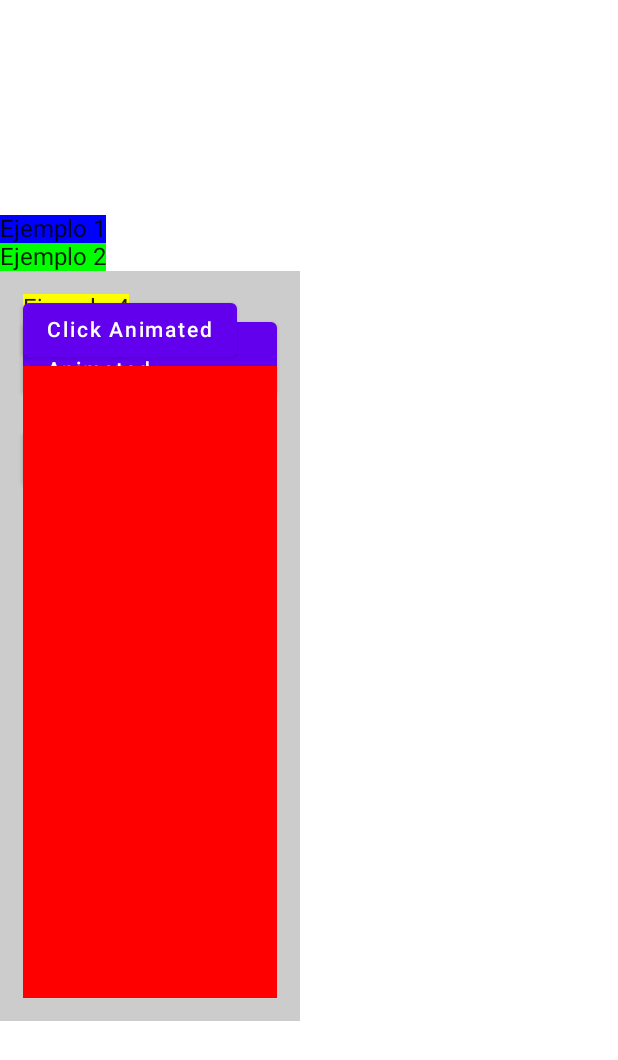
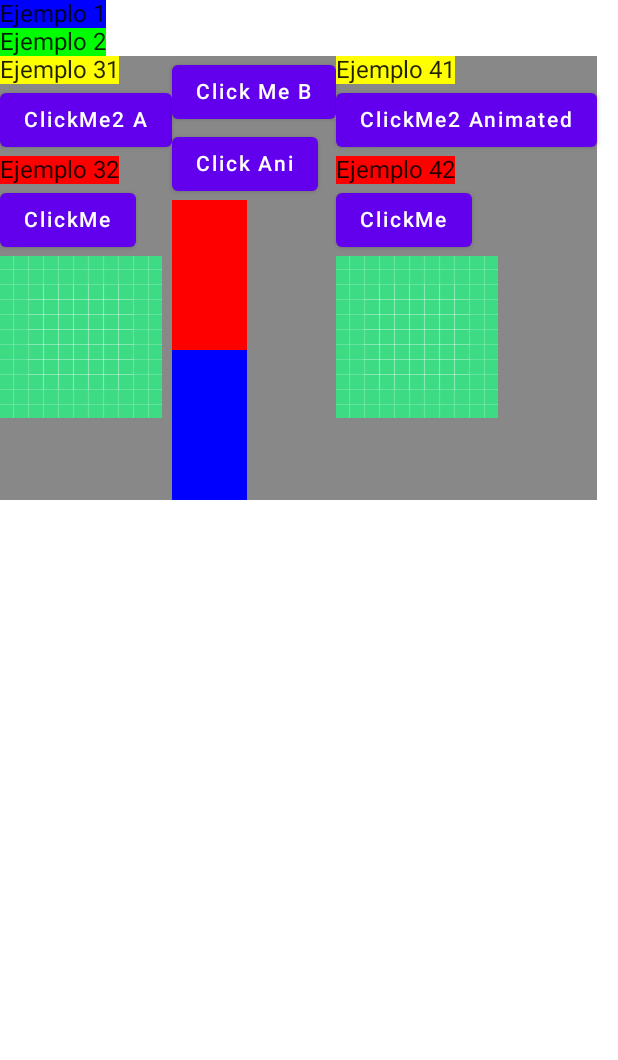
Before and after one commit to ElmerPch/MyAppCompose02, an Android app built with Jetpack Compose: the screen it shows after launch (MainActivity), after a tap on "ClickMe2 Animated", on a phone screen of 412 x 824 dp. Shown: the top 1060 px of the screen. Run offline under Robolectric (Android 15) with nearby library versions, the phone set to English and light mode, and no system bars.

Commit message:
animacion 3 completo

```diff
--- a/app/src/main/java/com/example/myappcompose02/MainActivity.kt
+++ b/app/src/main/java/com/example/myappcompose02/MainActivity.kt
@@ -50,48 +50,89 @@ fun MyComplexLayout() {
 }
 
 @Composable
-fun MyColumn(){
-    Column(Modifier.fillMaxSize(), verticalArrangement= Arrangement.Center)
+fun MyColumn() {
+
+    var isVisible by remember {
+        mutableStateOf(false)
+    }
+    Column()
     {
         Text(text = "Ejemplo 1", modifier = Modifier.background(Color.Blue))
         Text(text = "Ejemplo 2", modifier = Modifier.background(Color.Green))
-
-        Box(modifier = Modifier
-            .background(Color.LightGray)
-            .width(200.dp)
-            .height(500.dp)
-            .padding(15.dp))
+        Row(modifier = Modifier.background(Color.Gray))
         {
-            var isVisible by remember {
-                mutableStateOf(false)
+            Column()
+            {
+                Text(text = "Ejemplo 31", modifier = Modifier.background(Color.Yellow))
+                Button(onClick = {
+                    isVisible = !isVisible
+                }) {
+                    Text(text = "ClickMe2 A")
+                }
+                Text(text = "Ejemplo 32", modifier = Modifier.background(Color.Red))
+                Button(onClick = { /*TODO*/ }) {
+                    Text(text = "ClickMe")
+                }
+                Image(
+                    painter = painterResource(id = R.drawable.ic_launcher_background),
+                    contentDescription = "employee Image"
+                )
             }
             Column()
             {
-                Text(text = "Ejemplo 4", modifier = Modifier.background(Color.Yellow))
                 Button(onClick = {
-                    isVisible= !isVisible
+                    isVisible = !isVisible
+                }) {
+                    Text(text = "Click Me B")
+
+                }
+
+                AnimatedVisibility(
+                    visible = isVisible
+                    //,
+                    // Modifier
+                    //.fillMaxSize()
+                    //    .weight(1f)
+                ) {
+                    Column(modifier = Modifier.width(100.dp))
+                    {
+                        Button(onClick = {
+                            isVisible = !isVisible
+                        }) {
+                            Text(text = "Click Ani")
+                        }
+                        Box(
+                            modifier = Modifier
+                                .background(Color.Red)
+                                .width(50.dp)
+                                .height(100.dp)
+                        )
+                        Box(
+                            modifier = Modifier
+                                .background(Color.Blue)
+                                .width(50.dp)
+                                .height(100.dp)
+                        )
+                    }
+                }
+
+            }
+            Column()
+            {
+                Text(text = "Ejemplo 41", modifier = Modifier.background(Color.Yellow))
+                Button(onClick = {
+                    isVisible = !isVisible
                 }) {
                     Text(text = "ClickMe2 Animated")
                 }
-                Text(text = "Ejemplo 3", modifier = Modifier.background(Color.Red))
+                Text(text = "Ejemplo 42", modifier = Modifier.background(Color.Red))
                 Button(onClick = { /*TODO*/ }) {
                     Text(text = "ClickMe")
                 }
-                Image(painter= painterResource(id = R.drawable.ic_launcher_background), contentDescription="employee Image")
-            }
-            Column(modifier = Modifier.fillMaxWidth())
-            {
-                Button(onClick = {
-                    isVisible= !isVisible
-                }) {
-                    Text(text = "Click Animated")
-                }
-                AnimatedVisibility(
-                    visible = isVisible,
-                    Modifier.fillMaxWidth().weight(1f)
-                ) {
-                    Box(modifier =Modifier.background(Color.Red))
-                }
+                Image(
+                    painter = painterResource(id = R.drawable.ic_launcher_background),
+                    contentDescription = "employee Image"
+                )
             }
         }
     }
@@ -101,18 +142,21 @@ fun MyColumn(){
 fun MyBox(name: String) {
     //Text(text = "Hello $name!")
     Box(modifier = Modifier.fillMaxSize(), contentAlignment = Alignment.Center) {
-        Box(modifier = Modifier
-            .width(150.dp)
-            .height(100.dp)
-            //.padding(5.dp)
-            .background(Color.Cyan)
-            , contentAlignment = Alignment.Center)
+        Box(
+            modifier = Modifier
+                .width(150.dp)
+                .height(100.dp)
+                //.padding(5.dp)
+                .background(Color.Cyan), contentAlignment = Alignment.Center
+        )
         {
-            Box(modifier = Modifier
-                .background(Color.Yellow)
-                .width(120.dp)
-                .height(30.dp)
-                .padding(5.dp))
+            Box(
+                modifier = Modifier
+                    .background(Color.Yellow)
+                    .width(120.dp)
+                    .height(30.dp)
+                    .padding(5.dp)
+            )
             {
 
             }
```
